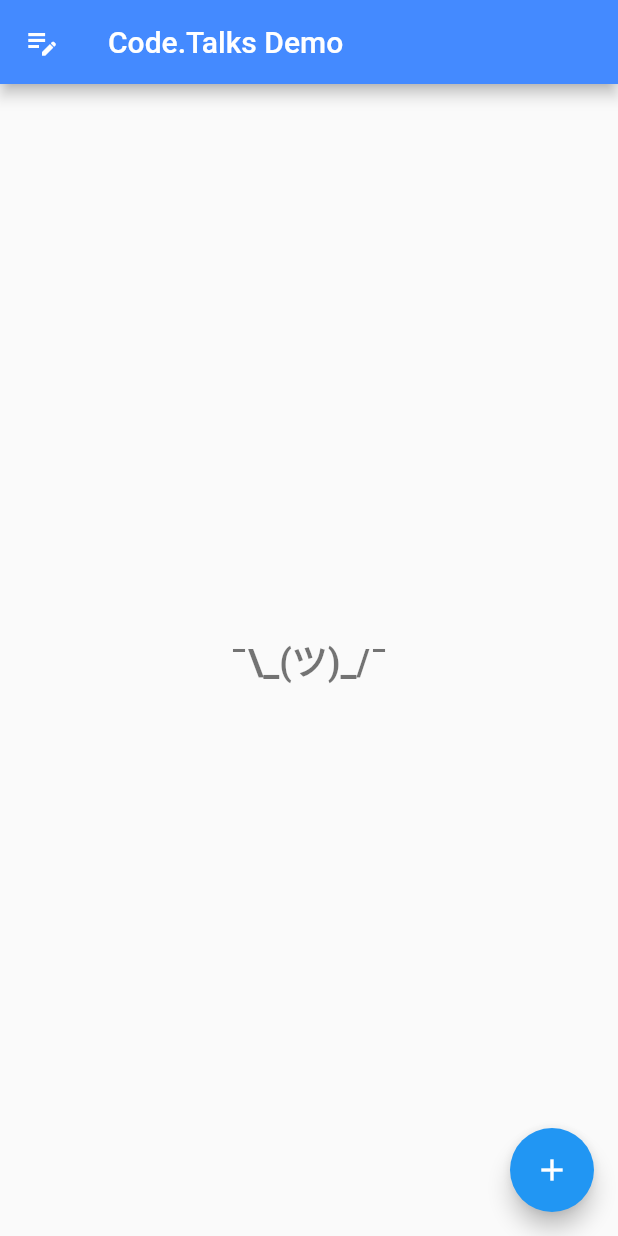
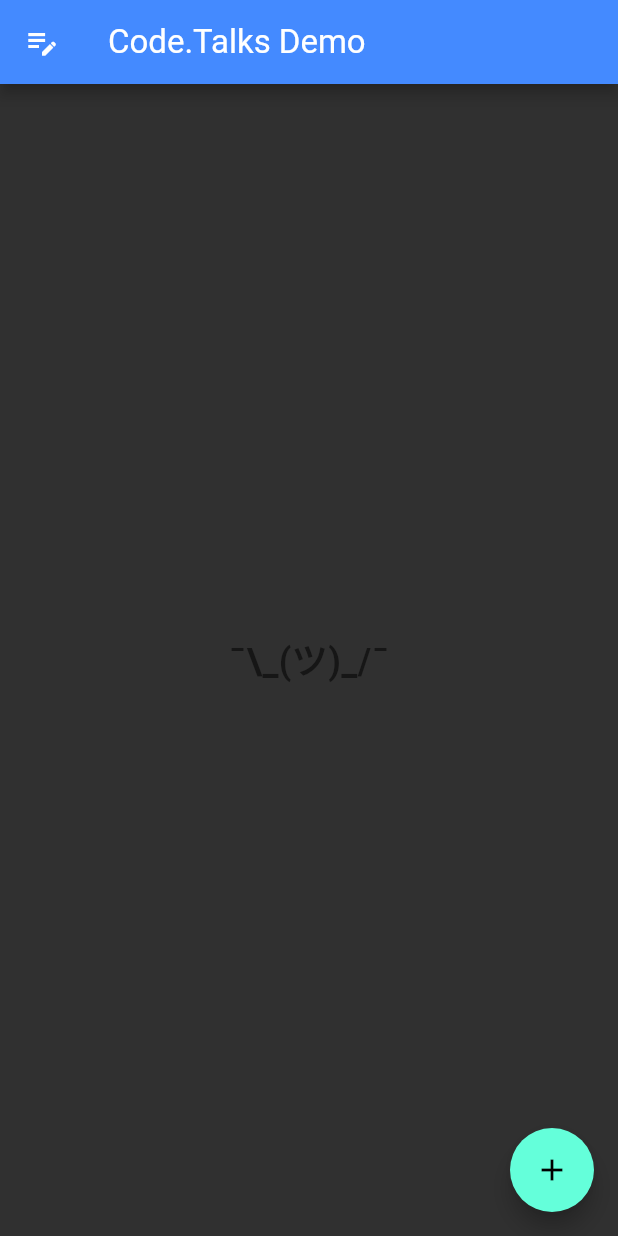
Before and after one commit to tbsschroeder/CodeTalksDemo2022, a Flutter app: the screen it shows after launch, on a phone screen of 412 x 824 dp. Run offline on Flutter 3.47's test engine with Material 2 defaults, Android fonts, the phone set to English and light mode, and no system bars; our stand-ins replace flutter_slidable, fluttertoast, sqflite; accounts and stored records are empty.

Commit message:
Color alignment

```diff
--- a/lib/db/database.dart
+++ b/lib/db/database.dart
@@ -2,6 +2,8 @@ import 'dart:async';
 
 import 'package:code_talks_demo/db/todo_model.dart';
 import 'package:path/path.dart';
+
+// works on apps only, for web you need drift
 import 'package:sqflite/sqflite.dart';
 
 class DBProvider {
--- a/lib/main.dart
+++ b/lib/main.dart
@@ -3,7 +3,6 @@ import 'package:flutter/material.dart';
 import 'package:flutter_localizations/flutter_localizations.dart';
 
 import 'l10n/localization.dart';
-import 'resources/lib.dart';
 
 void main() {
   runApp(const MyApp());
@@ -12,18 +11,14 @@ void main() {
 class MyApp extends StatelessWidget {
   const MyApp({Key? key}) : super(key: key);
 
-  // This widget is the root of your application.
   @override
   Widget build(BuildContext context) {
     return MaterialApp(
       title: 'CodeTalks',
       theme: ThemeData(
-        brightness: Brightness.light,
-        backgroundColor: ColorHelper.getValue(BrandColor.blue),
-        primaryColor: ColorHelper.getValue(BrandColor.lila),
-        errorColor: ColorHelper.getValue(BrandColor.red),
-        highlightColor: ColorHelper.getValue(BrandColor.orange),
-        hintColor: Colors.black26,
+        brightness: Brightness.dark,
+        primarySwatch: Colors.grey,
+        typography: Typography.material2021(),
       ),
       debugShowCheckedModeBanner: false,
       localizationsDelegates: const [
--- a/lib/resources/lib.dart
+++ b/lib/resources/lib.dart
@@ -3,32 +3,9 @@ import 'package:fluttertoast/fluttertoast.dart';
 import 'package:flutter/foundation.dart' show kIsWeb;
 import 'dart:io' show Platform;
 
-enum BrandColor { blue, lila, aqua, green, gold, orange, red }
-
 class ColorHelper {
   static length() {
-    return BrandColor.values.length;
-  }
-
-  static Color getValue(BrandColor color) {
-    switch (color) {
-      case BrandColor.blue:
-        return const Color(0xFF647DEB);
-      case BrandColor.lila:
-        return const Color(0xFFB987FA);
-      case BrandColor.aqua:
-        return const Color(0xFF05DCC8);
-      case BrandColor.green:
-        return const Color(0xFFAFDC64);
-      case BrandColor.gold:
-        return const Color(0xFFF0D278);
-      case BrandColor.orange:
-        return const Color(0xFFF58C6E);
-      case BrandColor.red:
-        return const Color(0xFFFF5A78);
-      default:
-        return const Color(0xFF051428);
-    }
+    return 7;
   }
 
   static Color getByInt(int no) {
@@ -37,21 +14,21 @@ class ColorHelper {
     }
     switch (no) {
       case 0:
-        return getValue(BrandColor.blue);
+        return const Color(0xFF647DEB);
       case 1:
-        return getValue(BrandColor.lila);
+        return const Color(0xFFB987FA);
       case 2:
-        return getValue(BrandColor.aqua);
+        return const Color(0xFF05DCC8);
       case 3:
-        return getValue(BrandColor.green);
+        return const Color(0xFFAFDC64);
       case 4:
-        return getValue(BrandColor.gold);
+        return const Color(0xFFF0D278);
       case 5:
-        return getValue(BrandColor.orange);
+        return const Color(0xFFF58C6E);
       case 6:
-        return getValue(BrandColor.red);
+        return const Color(0xFFFF5A78);
       default:
-        return getValue(BrandColor.blue);
+        return const Color(0xFF051428);
     }
   }
 }
```
Also changed, not shown: lib/resources/todo_item.dart (+3 -4 lines).
